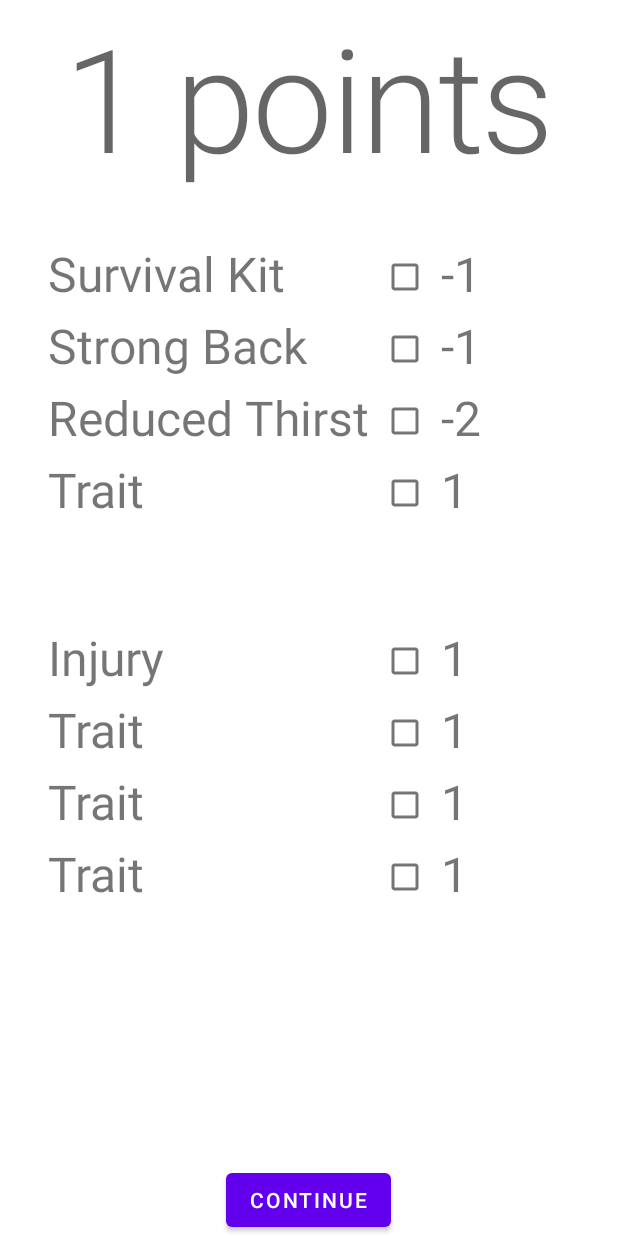
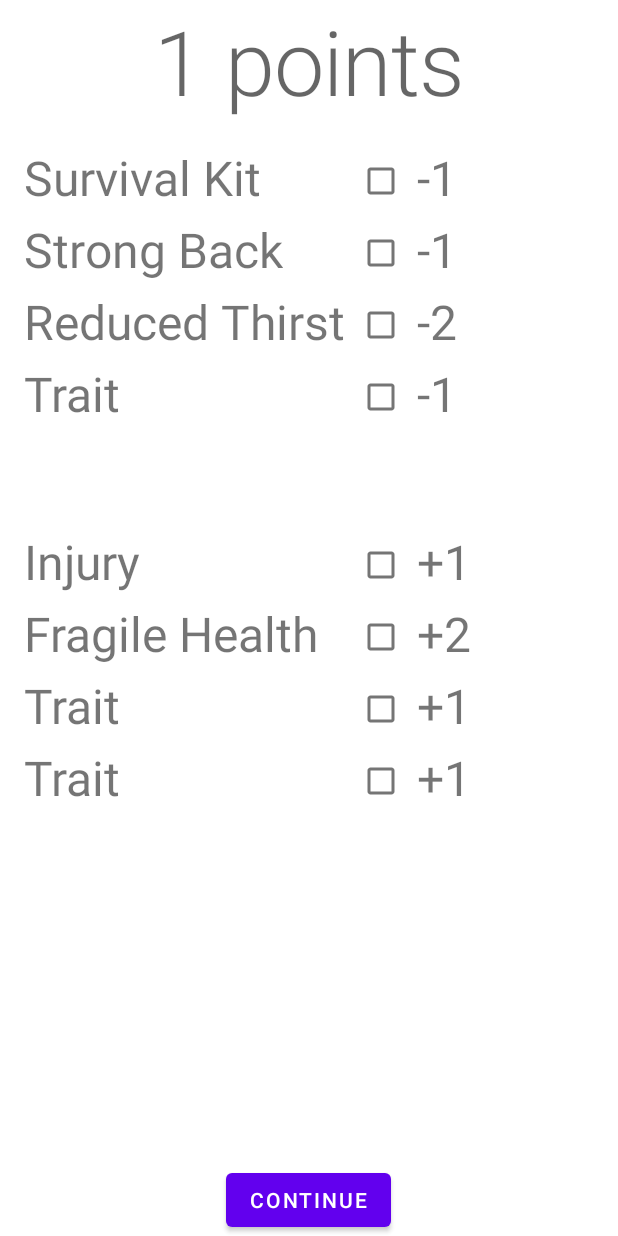
Before and after one commit to dzyubaka/post-extermination, an Android app: the screen it shows after launch (LaunchActivity), on a phone screen of 412 x 824 dp. Run offline under Robolectric (Android 15) with nearby library versions, the phone set to English and light mode, and no system bars.

Commit message:
fragile health trait

```diff
--- a/app/src/main/java/ru/dzyubaka/postextermination/LaunchActivity.java
+++ b/app/src/main/java/ru/dzyubaka/postextermination/LaunchActivity.java
@@ -17,10 +17,12 @@ import androidx.core.view.WindowInsetsCompat;
 public class LaunchActivity extends AppCompatActivity implements View.OnClickListener, CompoundButton.OnCheckedChangeListener {
 
     private int points = 1;
+
     private CheckBox survivalKit;
     private CheckBox injury;
     private CheckBox reducedThirst;
     private CheckBox strongBack;
+    private CheckBox fragileHealth;
 
     @Override
     protected void onCreate(Bundle savedInstanceState) {
@@ -38,12 +40,14 @@ public class LaunchActivity extends AppCompatActivity implements View.OnClickLis
         survivalKit = findViewById(R.id.survival_kit);
         injury = findViewById(R.id.injury);
         reducedThirst = findViewById(R.id.reduced_thirst);
-        strongBack = findViewById(R.id.strongBack);
+        strongBack = findViewById(R.id.strong_back);
+        fragileHealth = findViewById(R.id.fragile_health);
 
         survivalKit.setOnCheckedChangeListener(this);
         injury.setOnCheckedChangeListener(this);
         reducedThirst.setOnCheckedChangeListener(this);
         strongBack.setOnCheckedChangeListener(this);
+        fragileHealth.setOnCheckedChangeListener(this);
     }
 
     @Override
@@ -56,6 +60,7 @@ public class LaunchActivity extends AppCompatActivity implements View.OnClickLis
             intent.putExtra("injury", injury.isChecked());
             intent.putExtra("reduced_thirst", reducedThirst.isChecked());
             intent.putExtra("strong_back", strongBack.isChecked());
+            intent.putExtra("fragile_health", fragileHealth.isChecked());
             intent.setFlags(Intent.FLAG_ACTIVITY_NEW_TASK | Intent.FLAG_ACTIVITY_CLEAR_TASK);
             startActivity(intent);
         }
@@ -69,7 +74,7 @@ public class LaunchActivity extends AppCompatActivity implements View.OnClickLis
             } else {
                 points++;
             }
-        } else if (buttonView.getId() == R.id.strongBack) {
+        } else if (buttonView.getId() == R.id.strong_back) {
             if (isChecked) {
                 points--;
             } else {
@@ -87,6 +92,12 @@ public class LaunchActivity extends AppCompatActivity implements View.OnClickLis
             } else {
                 points--;
             }
+        } else if (buttonView.getId() == R.id.fragile_health) {
+            if (isChecked) {
+                points += 2;
+            } else {
+                points -= 2;
+            }
         }
 
         ((TextView) findViewById(R.id.points)).setText(points + " points");
--- a/app/src/main/res/layout/activity_launch.xml
+++ b/app/src/main/res/layout/activity_launch.xml
@@ -13,12 +13,12 @@
         android:layout_height="wrap_content"
         android:gravity="center"
         android:text="1 points"
-        android:textAppearance="@style/TextAppearance.MaterialComponents.Headline1" />
+        android:textAppearance="@style/TextAppearance.MaterialComponents.Headline2" />
 
     <GridLayout
         android:layout_width="match_parent"
         android:layout_height="0dp"
-        android:layout_margin="32dp"
+        android:layout_margin="16dp"
         android:layout_weight="1"
         android:columnCount="3">
 
@@ -39,7 +39,7 @@
             android:textSize="32sp" />
 
         <CheckBox
-            android:id="@+id/strongBack"
+            android:id="@+id/strong_back"
             android:layout_gravity="top" />
 
         <TextView
@@ -65,7 +65,7 @@
         <CheckBox android:layout_gravity="top" />
 
         <TextView
-            android:text="1"
+            android:text="-1"
             android:textSize="32sp" />
 
         <Space
@@ -81,7 +81,19 @@
             android:layout_gravity="top" />
 
         <TextView
-            android:text="1"
+            android:text="+1"
+            android:textSize="32sp" />
+
+        <TextView
+            android:text="Fragile Health"
+            android:textSize="32sp" />
+
+        <CheckBox
+            android:id="@+id/fragile_health"
+            android:layout_gravity="top" />
+
+        <TextView
+            android:text="+2"
             android:textSize="32sp" />
 
         <TextView
@@ -91,18 +103,7 @@
         <CheckBox android:layout_gravity="top" />
 
         <TextView
-            android:text="1"
-            android:textSize="32sp" />
-
-
-        <TextView
-            android:text="Trait"
-            android:textSize="32sp" />
-
-        <CheckBox android:layout_gravity="top" />
-
-        <TextView
-            android:text="1"
+            android:text="+1"
             android:textSize="32sp" />
 
         <TextView
@@ -112,7 +113,7 @@
         <CheckBox android:layout_gravity="top" />
 
         <TextView
-            android:text="1"
+            android:text="+1"
             android:textSize="32sp" />
 
     </GridLayout>
```
Also changed, not shown: app/src/main/java/ru/dzyubaka/postextermination/MainActivity.java (+10 -3 lines).
